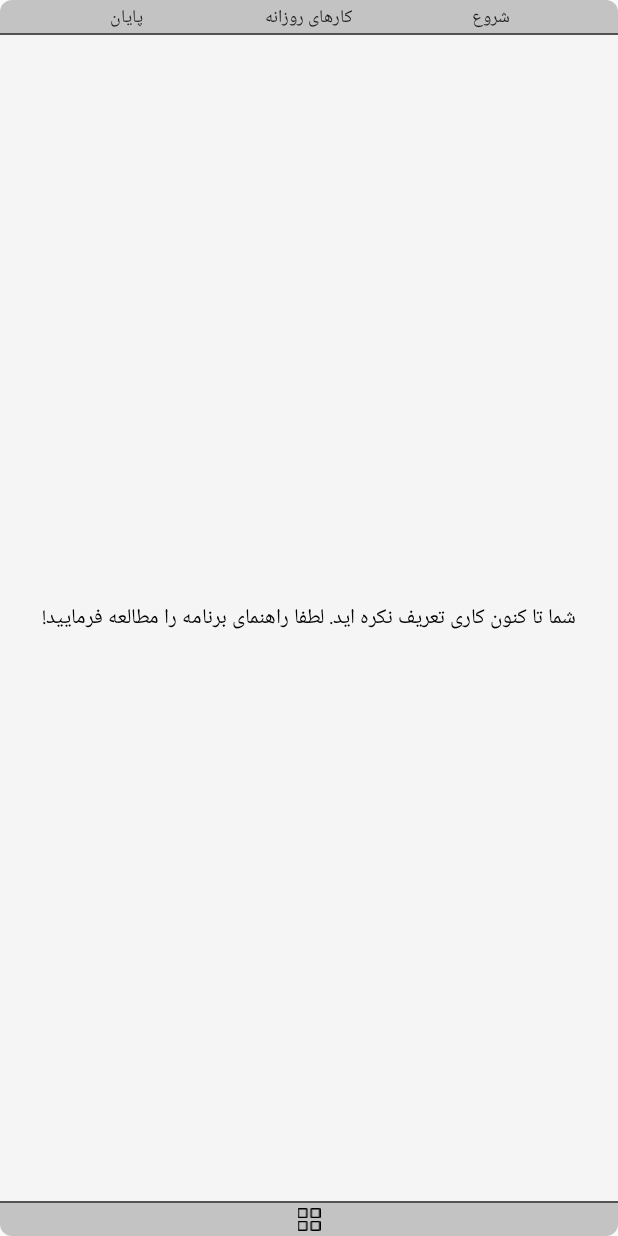
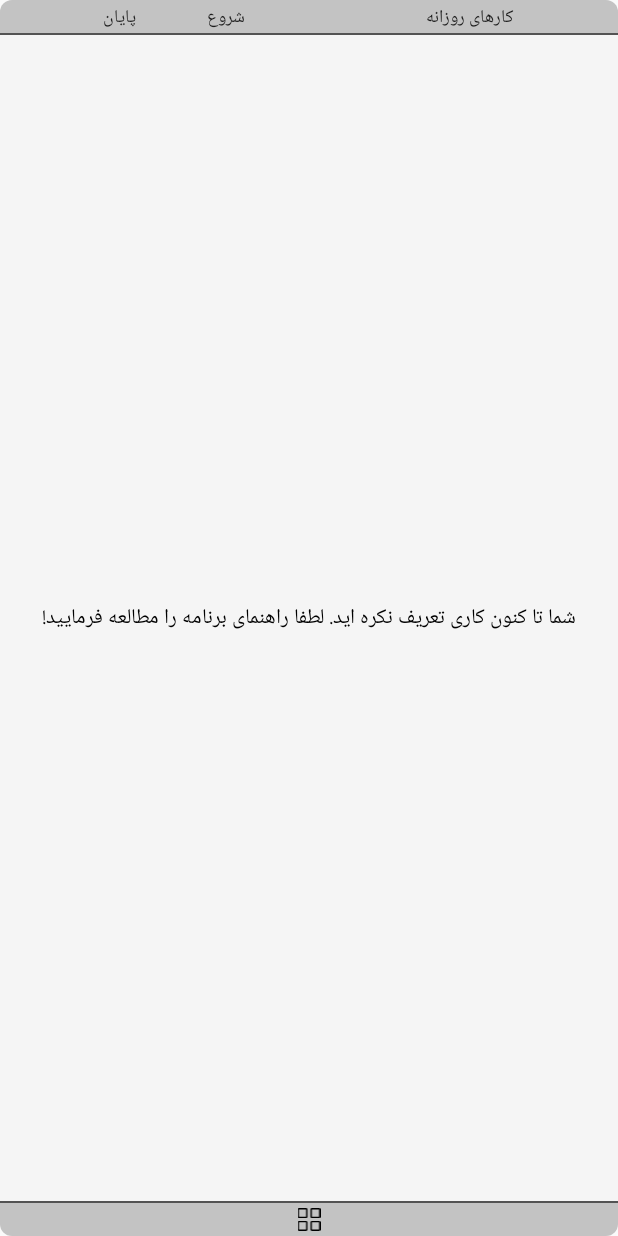
Before and after one commit to alirezajavadi/todo.today, an Android app: the layout main_widget_app_widget_provider.xml on its own in the app's theme, with its tools: preview values and no code run, on a phone screen of 412 x 824 dp. Run offline under Robolectric (Android 15) with nearby library versions, the phone set to English and light mode, and no system bars.

Commit message:
some things were wrong

```diff
--- a/app/src/main/res/layout/main_widget_app_widget_provider.xml
+++ b/app/src/main/res/layout/main_widget_app_widget_provider.xml
@@ -16,10 +16,18 @@
 
             android:layout_width="0dp"
             android:layout_height="wrap_content"
-            android:layout_marginLeft="22dp"
+            android:layout_marginLeft="20dp"
             android:layout_weight="1"
             android:gravity="center"
             android:text="@string/endTo_mainWidget"
+            android:textColor="#1D1D1D"
+            android:textSize="12sp" />
+        <TextView
+            android:layout_width="0dp"
+            android:layout_height="wrap_content"
+            android:layout_weight="1"
+            android:gravity="left"
+            android:text="@string/startFrom_mainWidget"
             android:textColor="#1D1D1D"
             android:textSize="12sp" />
 
@@ -29,19 +37,12 @@
             android:layout_height="wrap_content"
             android:layout_weight="1"
             android:gravity="center"
+            android:layout_marginRight="39dp"
             android:text="@string/jobToDo_mainWidget"
             android:textColor="#1D1D1D"
             android:textSize="12sp" />
 
-        <TextView
-            android:layout_width="0dp"
-            android:layout_height="wrap_content"
-            android:layout_marginRight="22dp"
-            android:layout_weight="1"
-            android:gravity="center"
-            android:text="@string/startFrom_mainWidget"
-            android:textColor="#1D1D1D"
-            android:textSize="12sp" />
+
 
     </LinearLayout>
 
--- a/app/src/main/res/layout/view_item_list_todo_main_widget.xml
+++ b/app/src/main/res/layout/view_item_list_todo_main_widget.xml
@@ -30,7 +30,7 @@
         android:id="@+id/txv_startFrom_itemListTodoMainWidget"
         android:layout_width="0dp"
         android:layout_height="wrap_content"
-        android:layout_weight="0.8"
+        android:layout_weight="0.7"
         android:textSize="12sp"
         android:gravity="left"
         android:textColor="@android:color/black"
```
Also changed, not shown: app/src/main/AndroidManifest.xml (+1 -7 lines).
